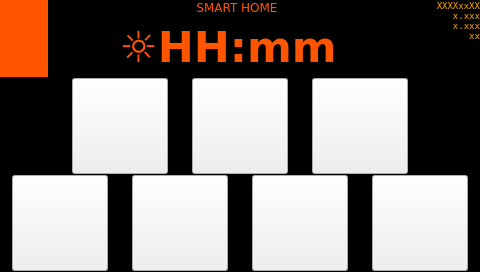
Qt form SmartHome/page010.ui (fmandracci/smart-home) before a commit.
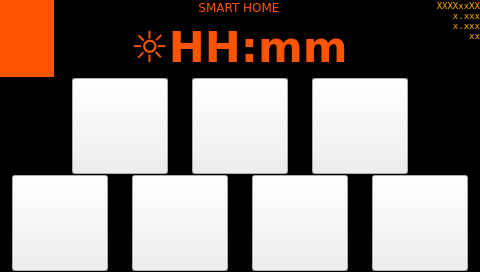
The same form after that commit. Icons and pictures are not drawn. Custom widgets are drawn as their Qt base class.

Diff of the .ui file:
```diff
--- a/SmartHome/page010.ui
+++ b/SmartHome/page010.ui
@@ -46,22 +46,9 @@
    </property>
    <item>
     <layout class="QGridLayout" name="gridLayout_header">
-     <item row="1" column="6">
-      <spacer name="horizontalSpacer_7">
-       <property name="orientation">
-        <enum>Qt::Horizontal</enum>
-       </property>
-       <property name="sizeType">
-        <enum>QSizePolicy::MinimumExpanding</enum>
-       </property>
-       <property name="sizeHint" stdset="0">
-        <size>
-         <width>0</width>
-         <height>20</height>
-        </size>
-       </property>
-      </spacer>
-     </item>
+     <property name="spacing">
+      <number>0</number>
+     </property>
      <item row="1" column="2">
       <spacer name="horizontalSpacer">
        <property name="orientation">
@@ -104,13 +91,13 @@
        </property>
        <property name="minimumSize">
         <size>
-         <width>50</width>
-         <height>50</height>
+         <width>54</width>
+         <height>54</height>
         </size>
        </property>
        <property name="maximumSize">
         <size>
-         <width>50</width>
+         <width>54</width>
          <height>16777215</height>
         </size>
        </property>
@@ -132,8 +119,8 @@
        </property>
        <property name="iconSize">
         <size>
-         <width>48</width>
-         <height>48</height>
+         <width>54</width>
+         <height>54</height>
         </size>
        </property>
        <property name="flat">
@@ -151,13 +138,13 @@
        </property>
        <property name="minimumSize">
         <size>
-         <width>50</width>
-         <height>50</height>
+         <width>54</width>
+         <height>54</height>
         </size>
        </property>
        <property name="maximumSize">
         <size>
-         <width>50</width>
+         <width>54</width>
          <height>16777215</height>
         </size>
        </property>
@@ -179,8 +166,8 @@
        </property>
        <property name="iconSize">
         <size>
-         <width>48</width>
-         <height>48</height>
+         <width>54</width>
+         <height>54</height>
         </size>
        </property>
        <property name="checkable">
@@ -244,7 +231,7 @@
        </property>
        <property name="minimumSize">
         <size>
-         <width>48</width>
+         <width>54</width>
          <height>72</height>
         </size>
        </property>
@@ -263,7 +250,7 @@
        </property>
        <property name="minimumSize">
         <size>
-         <width>54</width>
+         <width>56</width>
          <height>72</height>
         </size>
        </property>
```
Left out of the diff: 16 changed lines with no effect on the pictures.
